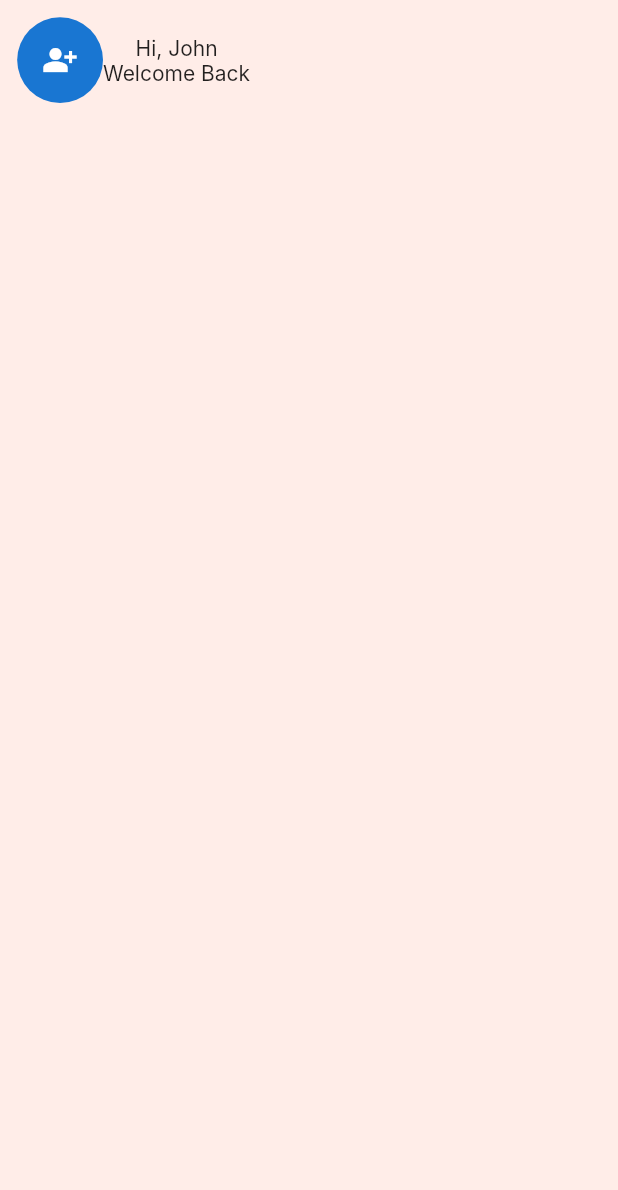
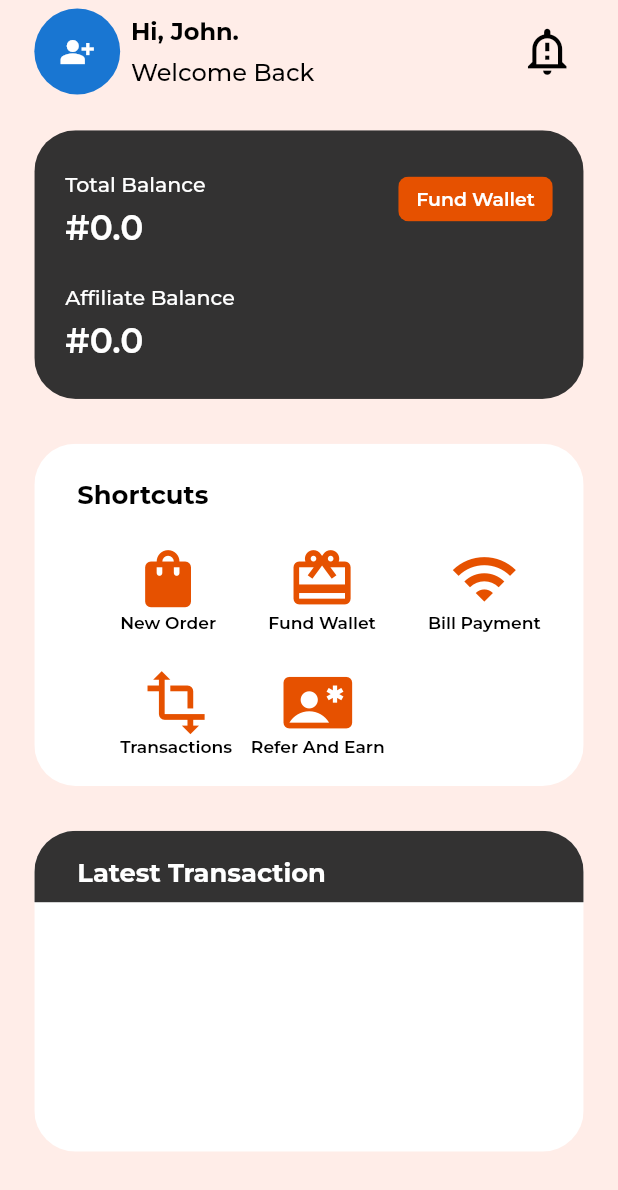
Before and after one commit to Elswag05/InstaKing, a Flutter app: the InstaHome screen opened directly, on a phone screen of 412 x 824 dp. Shown: the top 1190 px of the screen. Run offline on Flutter 3.47's test engine with Material 2 defaults, Android fonts, the phone set to English and light mode, and no system bars; drawn by our look-alikes of oktoast; our stand-ins replace dio, firebase_core, flutter_riverpod, flutter_screenutil, flutter_secure_storage, get_it and 2 more; accounts and stored records are empty; Roboto replaces fonts that are missing (Inter); project files that could hold a hidden picture were left out.

Commit message:
about to turn card to row list

```diff
--- a/lib/core/constants/env_colors.dart
+++ b/lib/core/constants/env_colors.dart
@@ -18,6 +18,7 @@ class EnvColors {
   static Color appBackgroundColor = const Color.fromARGB(255, 255, 237, 232);
   static Color darkBackgroundColor = const Color.fromARGB(255, 0, 0, 0);
   static Color darkColor = const Color.fromARGB(255, 0, 0, 0);
+  static Color mildLightColor = Color.fromARGB(255, 214, 214, 214);
   static const MaterialColor errorColor = MaterialColor(
     _errorColorValue,
     <int, Color>{
@@ -35,7 +36,7 @@ class EnvColors {
   );
 
   static Color lightColor = const Color(0xffffffff);
-  static const Color mildGrey = Color(0xfff7f7f7);
+  static const Color mildGrey = Color.fromARGB(255, 51, 50, 50);
   static const MaterialColor primaryColor =
       MaterialColor(_primaryColorValue, <int, Color>{
     50: Color(0xFFFFF3E0),
--- a/lib/presentation/views/dashboard/insta_dashboard.dart
+++ b/lib/presentation/views/dashboard/insta_dashboard.dart
@@ -15,13 +15,13 @@ class InstaDashBoard extends HookConsumerWidget {
   Widget build(BuildContext context, WidgetRef ref) {
     final dashboardVM = ref.watch(dashBoardControllerProvider);
     return Scaffold(
-      backgroundColor: EnvColors.appBackgroundColor,
+      backgroundColor: EnvColors.lightColor,
       bottomNavigationBar: BottomNavigationBar(
         elevation: 10.h,
         showUnselectedLabels: true,
         currentIndex: dashboardVM.page,
         type: BottomNavigationBarType.fixed,
-        backgroundColor: Theme.of(context).scaffoldBackgroundColor,
+        backgroundColor: EnvColors.lightColor,
         selectedFontSize: 12.sp,
         selectedLabelStyle: const TextStyle(
           fontFamily: 'Montserrat',
--- /dev/null
+++ b/lib/presentation/views/home/home_card_widgets.dart
@@ -0,0 +1,44 @@
+import 'package:flutter/material.dart';
+import 'package:flutter_screenutil/flutter_screenutil.dart';
+import 'package:insta_king/core/constants/env_colors.dart';
+
+class HomeCardBalance extends StatelessWidget {
+  final String balanceString;
+  final double balance;
+  final void Function()? toHideBalance;
+  const HomeCardBalance(
+      {super.key,
+      required this.balanceString,
+      required this.balance,
+      this.toHideBalance});
+
+  @override
+  Widget build(BuildContext context) {
+    return Column(
+      crossAxisAlignment: CrossAxisAlignment.start,
+      children: [
+        Text(
+          balanceString,
+          style: TextStyle(
+            color: EnvColors.lightColor,
+            fontFamily: 'Montesserat',
+            fontSize: 12.sp,
+            fontWeight: FontWeight.w500,
+          ),
+        ),
+        SizedBox(
+          height: 5.h,
+        ),
+        Text(
+          '#$balance',
+          style: TextStyle(
+            color: EnvColors.lightColor,
+            fontFamily: 'Montesserat',
+            fontSize: 20.sp,
+            fontWeight: FontWeight.w600,
+          ),
+        ),
+      ],
+    );
+  }
+}
--- /dev/null
+++ b/lib/presentation/views/home/home_container_widget.dart
@@ -0,0 +1,24 @@
+import 'package:flutter/material.dart';
+import 'package:flutter_screenutil/flutter_screenutil.dart';
+
+class HomeContainer extends StatelessWidget {
+  final Widget? child;
+  final double height;
+  final Color backgroundColor;
+  const HomeContainer({
+    super.key,
+    this.child,
+    this.height = 150,
+    required this.backgroundColor,
+  });
+
+  @override
+  Widget build(BuildContext context) {
+    return Container(
+      height: height.h,
+      width: MediaQuery.of(context).size.width - 40.sp,
+      color: backgroundColor,
+      child: child,
+    );
+  }
+}
--- /dev/null
+++ b/lib/presentation/views/home/home_head.dart
@@ -0,0 +1,66 @@
+import 'package:flutter/material.dart';
+import 'package:flutter_screenutil/flutter_screenutil.dart';
+import 'package:insta_king/core/constants/env_colors.dart';
+import 'package:insta_king/core/extensions/widget_extension.dart';
+
+class HomeHeaderWidget extends StatelessWidget {
+  final String username;
+  final void Function()? onNotificationsTap;
+  final void Function()? onProfileTap;
+  const HomeHeaderWidget({
+    super.key,
+    required this.username,
+    this.onNotificationsTap,
+    this.onProfileTap,
+  });
+
+  @override
+  Widget build(BuildContext context) {
+    return Row(
+      mainAxisAlignment: MainAxisAlignment.spaceBetween,
+      children: [
+        Row(
+          children: [
+            GestureDetector(
+              onTap: onProfileTap,
+              child: CircleAvatar(
+                radius: 25.r,
+                child: const Icon(Icons.person_add_alt_sharp),
+              ),
+            ),
+            Column(
+              crossAxisAlignment: CrossAxisAlignment.start,
+              children: [
+                Text(
+                  'Hi, $username.',
+                  style: TextStyle(
+                    fontFamily: 'Montesserat',
+                    fontSize: 14.sp,
+                    color: EnvColors.darkColor,
+                    fontWeight: FontWeight.bold,
+                  ),
+                ).afmPadding(EdgeInsets.only(bottom: 6.h)),
+                Text(
+                  'Welcome Back',
+                  style: TextStyle(
+                    fontFamily: 'Montesserat',
+                    fontSize: 14.sp,
+                    color: EnvColors.darkColor,
+                    fontWeight: FontWeight.w500,
+                  ),
+                ),
+              ],
+            ).afmPadding(EdgeInsets.only(left: 6.h)),
+          ],
+        ),
+        GestureDetector(
+          onTap: onNotificationsTap,
+          child: Icon(
+            Icons.notification_important_outlined,
+            size: 30.sp,
+          ).afmPadding(EdgeInsets.only(right: 6.h)),
+        ),
+      ],
+    );
+  }
+}
--- /dev/null
+++ b/lib/presentation/views/home/home_shortcut_widgets.dart
@@ -0,0 +1,104 @@
+import 'package:flutter/material.dart';
+import 'package:flutter_screenutil/flutter_screenutil.dart';
+import 'package:insta_king/core/constants/env_colors.dart';
+import 'package:insta_king/core/extensions/widget_extension.dart';
+
+class HomeColumn extends StatelessWidget {
+  final IconData shortcutIcon;
+  final String shortcutText;
+  final void Function()? onTap;
+  const HomeColumn({
+    super.key,
+    required this.shortcutIcon,
+    required this.shortcutText,
+    this.onTap,
+  });
+
+  @override
+  Widget build(BuildContext context) {
+    return GestureDetector(
+      onTap: onTap,
+      child: Column(
+        children: [
+          Icon(
+            shortcutIcon,
+            size: 40.sp,
+            color: EnvColors.primaryColor,
+          ),
+          Text(
+            shortcutText,
+            style: TextStyle(
+                color: EnvColors.darkColor,
+                fontFamily: 'Montesserat',
+                fontSize: 10.sp,
+                fontWeight: FontWeight.w600),
+          ),
+        ],
+      ),
+    );
+  }
+}
+
+class ShortcutsTheWidget extends StatelessWidget {
+  const ShortcutsTheWidget({super.key});
+
+  @override
+  Widget build(BuildContext context) {
+    return Column(
+      crossAxisAlignment: CrossAxisAlignment.start,
+      children: [
+        Text(
+          'Shortcuts',
+          style: TextStyle(
+            color: EnvColors.darkColor,
+            fontFamily: 'Montesserat',
+            fontSize: 15.sp,
+            fontWeight: FontWeight.bold,
+          ),
+        ),
+        Column(
+          children: [
+            const Row(
+              mainAxisAlignment: MainAxisAlignment.spaceBetween,
+              children: [
+                HomeColumn(
+                  shortcutIcon: Icons.shopping_bag_rounded,
+                  shortcutText: 'New Order',
+                ),
+                HomeColumn(
+                  shortcutIcon: Icons.wallet_giftcard,
+                  shortcutText: 'Fund Wallet',
+                ),
+                HomeColumn(
+                  shortcutIcon: Icons.wifi,
+                  shortcutText: 'Bill Payment',
+                ),
+              ],
+            ).afmPadding(
+                EdgeInsets.only(top: 20.sp, left: 25.sp, right: 25.sp)),
+            Row(
+              mainAxisAlignment: MainAxisAlignment.spaceBetween,
+              children: [
+                HomeColumn(
+                  shortcutIcon: Icons.transform,
+                  shortcutText: 'Transactions',
+                  onTap: () {},
+                ),
+                HomeColumn(
+                  shortcutIcon: Icons.contact_emergency,
+                  shortcutText: 'Refer And Earn',
+                  onTap: () {},
+                ),
+                SizedBox(
+                  width: 80.sp,
+                  height: 40.sp,
+                ),
+              ],
+            ).afmPadding(
+                EdgeInsets.only(top: 20.sp, left: 25.sp, right: 25.sp)),
+          ],
+        )
+      ],
+    ).afmPadding(EdgeInsets.only(left: 25.sp, top: 20.sp));
+  }
+}
--- a/lib/presentation/views/home/insta_home.dart
+++ b/lib/presentation/views/home/insta_home.dart
@@ -1,6 +1,12 @@
 import 'package:flutter/material.dart';
 import 'package:flutter_screenutil/flutter_screenutil.dart';
 import 'package:insta_king/core/constants/constants.dart';
+import 'package:insta_king/core/extensions/widget_extension.dart';
+import 'package:insta_king/presentation/views/home/home_card_widgets.dart';
+import 'package:insta_king/presentation/views/home/home_container_widget.dart';
+import 'package:insta_king/presentation/views/home/home_head.dart';
+import 'package:insta_king/presentation/views/home/home_shortcut_widgets.dart';
+import 'package:insta_king/presentation/views/profile/insta_profile.dart';
 
 class InstaHome extends StatelessWidget {
   const InstaHome({super.key});
@@ -11,31 +17,105 @@ class InstaHome extends StatelessWidget {
       child: Scaffold(
         backgroundColor: EnvColors.appBackgroundColor,
         body: Padding(
-          padding: EdgeInsets.all(10.sp),
+          padding: EdgeInsets.only(left: 20.sp, right: 20.sp, top: 5.sp),
           child: Column(
             children: [
-              Row(
-                children: [
-                  CircleAvatar(
-                    child: Icon(Icons.person_add_alt_sharp),
-                    radius: 25.r,
-                  ),
-                  Column(
+              HomeHeaderWidget(
+                username: 'John',
+                onNotificationsTap: () {},
+                onProfileTap: () {
+                  Navigator.of(context).push(
+                    MaterialPageRoute(
+                      builder: (context) => const InstaProfile(),
+                    ),
+                  );
+                },
+              ).afmPadding(EdgeInsets.only(bottom: 20.h)),
+              HomeContainer(
+                backgroundColor: EnvColors.mildGrey,
+                child: Padding(
+                  padding: EdgeInsets.only(left: 18.sp, top: 3.sp, right: 18.w),
+                  child: Row(
+                    crossAxisAlignment: CrossAxisAlignment.start,
+                    mainAxisAlignment: MainAxisAlignment.spaceBetween,
                     children: [
-                      Text(
-                        'Hi, John',
+                      Column(
+                        mainAxisAlignment: MainAxisAlignment.spaceEvenly,
+                        crossAxisAlignment: CrossAxisAlignment.start,
+                        children: [
+                          HomeCardBalance(
+                            balanceString: 'Total Balance',
+                            balance: 0.00,
+                            toHideBalance: () {},
+                          ),
+                          HomeCardBalance(
+                            balanceString: 'Affiliate Balance',
+                            balance: 0.00,
+                            toHideBalance: () {},
+                          )
+                        ],
                       ),
-                      Text(
-                        'Welcome Back',
-                      ),
+                      Container(
+                        height: 25.h,
+                        width: 90.w,
+                        color: EnvColors.primaryColor,
+                        child: Center(
+                          child: Text(
+                            'Fund Wallet',
+                            style: TextStyle(
+                              color: EnvColors.lightColor,
+                              fontFamily: 'Montesserat',
+                              fontSize: 11.sp,
+                              fontWeight: FontWeight.w600,
+                            ),
+                          ),
+                        ),
+                      )
+                          .afmBorderRadius(BorderRadius.circular(6.r))
+                          .afmPadding(EdgeInsets.only(top: 23.h)),
                     ],
                   ),
-                  Container(),
+                ),
+              )
+                  .afmBorderRadius(BorderRadius.circular(24.r))
+                  .afmPadding(EdgeInsets.only(bottom: 25.h)),
+              HomeContainer(
+                backgroundColor: EnvColors.lightColor,
+                height: 160.h,
+                child: const ShortcutsTheWidget(),
+              )
+                  .afmBorderRadius(BorderRadius.circular(24.r))
+                  .afmPadding(EdgeInsets.only(bottom: 25.h)),
+              Stack(
+                children: [
+                  HomeContainer(
+                    height: 150.h,
+                    backgroundColor: EnvColors.lightColor,
+                  )
+                      .afmBorderRadius(BorderRadius.circular(24.r))
+                      .afmPadding(EdgeInsets.only(bottom: 20.h)),
+                  Container(
+                    height: 40.h,
+                    width: MediaQuery.of(context).size.width - 40.sp,
+                    color: EnvColors.mildGrey,
+                    padding: EdgeInsets.only(left: 25.sp, top: 15.sp),
+                    child: Text(
+                      'Latest Transaction',
+                      style: TextStyle(
+                        color: EnvColors.lightColor,
+                        fontFamily: 'Montesserat',
+                        fontSize: 15.sp,
+                        fontWeight: FontWeight.bold,
+                      ),
+                    ),
+                  ).afmBorderRadius(BorderRadius.only(
+                      topLeft: Radius.circular(24.r),
+                      topRight: Radius.circular(24.r))),
                 ],
-              )
+              ),
             ],
           ),
-        ),
+        ).afmNeverScroll,
       ),
     );
   }
--- a/lib/presentation/views/profile/insta_profile.dart
+++ b/lib/presentation/views/profile/insta_profile.dart
@@ -1,10 +1,14 @@
 import 'package:flutter/material.dart';
+import 'package:insta_king/core/constants/constants.dart';
 
 class InstaProfile extends StatelessWidget {
   const InstaProfile({super.key});
 
   @override
   Widget build(BuildContext context) {
-    return Container();
+    return Scaffold(
+      backgroundColor: EnvColors.appBackgroundColor,
+      body: const Center(child: Text('Profile Page')),
+    );
   }
 }
```
